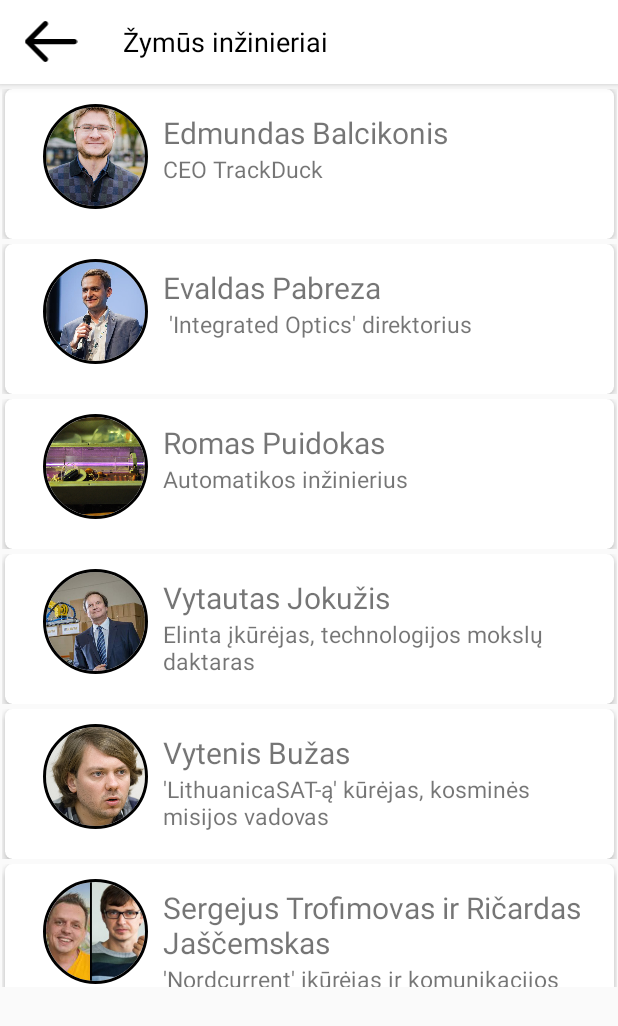
After one commit to benasmi/KoksAsIsradejas, an Android app: the EngineersActivity screen opened directly, with no data from a screen before it, on a phone screen of 412 x 824 dp. The commit adds this screen. Shown: the top 1026 px of the screen. Run offline under Robolectric (Android 15) with nearby library versions, the phone set to English and light mode, and no system bars; our stand-ins replace CircleImageView.

Commit message:
RecyclerView

```diff
--- a/app/build.gradle
+++ b/app/build.gradle
@@ -8,7 +8,7 @@ android {
     compileSdkVersion 28
     defaultConfig {
         applicationId "com.isradejas.mbproductions.koksairadjas"
-        minSdkVersion 15
+        minSdkVersion 21
         targetSdkVersion 28
         versionCode 1
         versionName "1.0"
@@ -24,9 +24,11 @@ android {
 
 dependencies {
     implementation fileTree(dir: 'libs', include: ['*.jar'])
-    implementation"org.jetbrains.kotlin:kotlin-stdlib-jdk7:$kotlin_version"
+    implementation "org.jetbrains.kotlin:kotlin-stdlib-jdk7:$kotlin_version"
     implementation 'com.android.support:appcompat-v7:28.0.0'
     implementation 'com.android.support:cardview-v7:28.0.0'
+    implementation 'de.hdodenhof:circleimageview:3.0.0'
+    implementation 'com.android.support:recyclerview-v7:28.0.0'
     implementation 'com.android.support.constraint:constraint-layout:1.1.3'
     testImplementation 'junit:junit:4.12'
     androidTestImplementation 'com.android.support.test:runner:1.0.2'
--- a/app/src/main/AndroidManifest.xml
+++ b/app/src/main/AndroidManifest.xml
@@ -16,6 +16,7 @@
                 <category android:name="android.intent.category.LAUNCHER" />
             </intent-filter>
         </activity>
+        <activity android:name=".EngineersActivity"></activity>
     </application>
 
 </manifest>
--- /dev/null
+++ b/app/src/main/java/com/isradejas/mbproductions/koksairadjas/Engineer.java
@@ -0,0 +1,15 @@
+package com.isradejas.mbproductions.koksairadjas;
+
+public class Engineer {
+
+    public String FullName;
+    public String About;
+    public int PhotoResource;
+
+    public Engineer(String name, String about, int photoResource){
+        FullName = name;
+        About = about;
+        PhotoResource = photoResource;
+    }
+
+}
--- /dev/null
+++ b/app/src/main/java/com/isradejas/mbproductions/koksairadjas/EngineersActivity.kt
@@ -0,0 +1,57 @@
+package com.isradejas.mbproductions.koksairadjas
+
+import android.support.v7.app.AppCompatActivity
+import android.os.Bundle
+import android.support.v7.widget.LinearLayoutManager
+import android.util.Log
+import kotlinx.android.synthetic.main.activity_engineers.img_back_arrow
+import kotlinx.android.synthetic.main.activity_engineers.engineers_recyclerview
+
+
+class EngineersActivity : AppCompatActivity() {
+
+    // Initializing an empty ArrayList to be filled with animals
+    val engineers: ArrayList<Engineer> = ArrayList()
+
+    override fun onCreate(savedInstanceState: Bundle?) {
+        super.onCreate(savedInstanceState)
+        setContentView(R.layout.activity_engineers)
+
+        img_back_arrow.setOnClickListener {
+            onBackPressed()
+        }
+
+        // Loads animals into the ArrayList
+        addEngineers()
+
+        // Creates a vertical Layout Manager
+        engineers_recyclerview.layoutManager = LinearLayoutManager(this)
+
+        // Access the RecyclerView Adapter and load the data into it
+        engineers_recyclerview.adapter = EngineersRecyclerView(engineers, this)
+
+    }
+
+
+    /*
+
+    ageView iw= (ImageView)findViewById(R.id.imageView1);
+int resID = getResources().getIdentifier(drawableName, "drawable",  getPackageName());
+iw.setImageResource(resID);
+     */
+
+
+        // Adds animals to the empty animals ArrayList
+        fun addEngineers() {
+            Log.i("TEST", packageName);
+            engineers.add(Engineer("Edmundas Balcikonis","CEO TrackDuck", R.drawable.edmundas_balcikonis))
+            engineers.add(Engineer("Evaldas Pabreza"," 'Integrated Optics' direktorius", R.drawable.evaldas_pabreza))
+            engineers.add(Engineer("Romas Puidokas","Automatikos inžinierius", R.drawable.romas_puidokas))
+            engineers.add(Engineer("Vytautas Jokužis","Elinta įkūrėjas, technologijos mokslų daktaras", R.drawable.vytautas_jokuzis))
+            engineers.add(Engineer("Vytenis Bužas","'LithuanicaSAT-ą' kūrėjas, kosminės misijos vadovas", R.drawable.vytenis_buzas))
+            engineers.add(Engineer("Sergejus Trofimovas ir Ričardas Jaščemskas","'Nordcurrent' įkūrėjas ir komunikacijos", R.drawable.sergejus_ricardas))
+
+
+        }
+
+}
--- /dev/null
+++ b/app/src/main/java/com/isradejas/mbproductions/koksairadjas/EngineersRecyclerView.kt
@@ -0,0 +1,33 @@
+package com.isradejas.mbproductions.koksairadjas
+
+import android.content.Context
+import android.support.v7.widget.RecyclerView
+import android.view.LayoutInflater
+import android.view.View
+import android.view.ViewGroup
+import kotlinx.android.synthetic.main.engineer.view.*;
+
+
+class EngineersRecyclerView(val items : ArrayList<Engineer>, val context: Context) : RecyclerView.Adapter<ViewHolder>() {
+
+    override fun onCreateViewHolder(p0: ViewGroup, p1: Int): ViewHolder {
+        return ViewHolder(LayoutInflater.from(context).inflate(R.layout.engineer,p0,false ))
+    }
+
+    override fun getItemCount(): Int {
+        return items.size;
+    }
+
+    override fun onBindViewHolder(holder: ViewHolder, position: Int) {
+        holder?.engineerPhoto?.setImageDrawable(context.resources.getDrawable(items.get(position).PhotoResource));
+        holder?.engineerName?.setText(items.get(position).FullName)
+        holder?.engineerDescription?.setText(items.get(position).About)
+    }
+}
+
+class ViewHolder (view: View) : RecyclerView.ViewHolder(view) {
+    // Holds the TextView that will add each animal to
+    val engineerPhoto = view.profile_image
+    val engineerName = view.engineer_name
+    val engineerDescription = view.enginer_description
+}
--- a/app/src/main/java/com/isradejas/mbproductions/koksairadjas/MainScreen.kt
+++ b/app/src/main/java/com/isradejas/mbproductions/koksairadjas/MainScreen.kt
@@ -1,14 +1,15 @@
 package com.isradejas.mbproductions.koksairadjas
 
+import android.content.Intent
 import android.support.v7.app.AppCompatActivity
 import android.os.Bundle
+import android.view.Window
 import android.view.animation.Animation
 import android.view.animation.AnimationUtils
 import kotlinx.android.synthetic.main.activity_main_screen.app_logo
 import kotlinx.android.synthetic.main.activity_main_screen.button_test
 import kotlinx.android.synthetic.main.activity_main_screen.button_podcasts
 import kotlinx.android.synthetic.main.activity_main_screen.imageView2
-import kotlinx.android.synthetic.main.activity_main_screen.quatation_layout
 import kotlinx.android.synthetic.main.activity_main_screen.img_quat
 import kotlinx.android.synthetic.main.activity_main_screen.txt_quat
 import kotlinx.android.synthetic.main.activity_main_screen.txt_quat_author
@@ -21,6 +22,10 @@ class MainScreen : AppCompatActivity() {
         setContentView(R.layout.activity_main_screen)
 
         startAnim()
+
+        button_podcasts.setOnClickListener{
+            startActivity(Intent(this, EngineersActivity::class.java))
+        }
     }
 
 
@@ -45,7 +50,5 @@ class MainScreen : AppCompatActivity() {
 
 
 
-
-
     }
 }
--- /dev/null
+++ b/app/src/main/res/drawable/ic_back.xml
@@ -0,0 +1,4 @@
+<vector android:height="24dp" android:viewportHeight="1000"
+    android:viewportWidth="1000" android:width="24dp" xmlns:android="http://schemas.android.com/apk/res/android">
+    <path android:fillColor="#FF000000" android:pathData="M943.1,451.9H176.5l254.4,-254.4c18.3,-18.3 18.3,-48.1 0,-66.4l-2.9,-2.9c-18.3,-18.3 -48.1,-18.3 -66.4,0L27.7,462.2C16.9,470.8 10,484 10,498.8v4.6c0,17.8 9.9,33.2 24.4,41.2l327.2,327.2c18.3,18.3 48.1,18.3 66.4,0l2.9,-2.9c18.3,-18.3 18.3,-48.1 0,-66.4L178.7,550.3h764.3c25.9,0 46.9,-21 46.9,-46.9v-4.6C990,472.9 969,451.9 943.1,451.9z"/>
+</vector>
--- /dev/null
+++ b/app/src/main/res/layout/activity_engineers.xml
@@ -0,0 +1,48 @@
+<?xml version="1.0" encoding="utf-8"?>
+<android.support.constraint.ConstraintLayout xmlns:android="http://schemas.android.com/apk/res/android"
+    xmlns:app="http://schemas.android.com/apk/res-auto"
+    xmlns:tools="http://schemas.android.com/tools"
+    android:layout_width="match_parent"
+    android:layout_height="match_parent"
+    tools:context=".EngineersActivity">
+
+    <android.support.v7.widget.Toolbar
+        android:id="@+id/history_toolbar"
+        android:layout_width="match_parent"
+        android:layout_height="?attr/actionBarSize"
+        android:background="#FFF"
+        android:elevation="4dp"
+        app:layout_constraintEnd_toEndOf="parent"
+        app:layout_constraintStart_toStartOf="parent"
+        app:layout_constraintTop_toTopOf="parent">
+
+        <ImageView
+            android:id="@+id/img_back_arrow"
+            android:layout_width="36dp"
+            android:layout_height="35dp"
+            android:layout_marginRight="30dp"
+            android:src="@drawable/ic_back" />
+
+
+        <TextView
+            android:id="@+id/toolbar_title_advanced"
+            android:layout_width="170dp"
+            android:layout_height="wrap_content"
+            android:layout_gravity="left"
+            android:gravity="left"
+            android:maxLines="1"
+            android:text="Žymūs inžinieriai"
+            android:textColor="#000"
+            android:textSize="18dp" />
+
+    </android.support.v7.widget.Toolbar>
+
+    <android.support.v7.widget.RecyclerView
+        android:layout_width="410dp"
+        android:layout_height="602dp"
+        android:id="@+id/engineers_recyclerview"
+        app:layout_constraintEnd_toEndOf="parent"
+        app:layout_constraintStart_toStartOf="parent"
+        app:layout_constraintTop_toBottomOf="@+id/history_toolbar"></android.support.v7.widget.RecyclerView>
+
+</android.support.constraint.ConstraintLayout>
--- /dev/null
+++ b/app/src/main/res/layout/engineer.xml
@@ -0,0 +1,63 @@
+<?xml version="1.0" encoding="utf-8"?>
+<android.support.constraint.ConstraintLayout xmlns:android="http://schemas.android.com/apk/res/android"
+    android:layout_width="match_parent"
+    android:layout_height="100dp"
+    android:layout_marginTop="3dp"
+    xmlns:card_view="http://schemas.android.com/apk/res-auto">
+
+    <android.support.v7.widget.CardView
+        android:layout_margin="2dp"
+        android:layout_width="match_parent"
+        android:layout_height="100dp"
+        android:id="@+id/button_podcasts"
+        card_view:cardElevation="4dp"
+        card_view:cardMaxElevation="6dp"
+        card_view:cardCornerRadius="5dp"
+        card_view:contentPadding="5dp"
+        card_view:cardBackgroundColor="#ffffff">
+
+    <LinearLayout
+        android:layout_width="match_parent"
+        android:orientation="horizontal"
+        android:layout_margin="10dp"
+        android:layout_gravity="center"
+        android:layout_height="100dp">
+
+        <de.hdodenhof.circleimageview.CircleImageView
+            xmlns:app="http://schemas.android.com/apk/res-auto"
+            android:id="@+id/profile_image"
+            android:layout_width="70dp"
+            android:layout_height="70dp"
+            android:src="@drawable/icon"
+            android:layout_margin="10dp"
+            app:civ_border_width="2dp"
+            app:civ_border_color="#FF000000"/>
+
+        <LinearLayout
+            android:layout_gravity="top"
+            android:layout_marginTop="15dp"
+            android:layout_width="wrap_content"
+            android:orientation="vertical"
+            android:layout_height="wrap_content">
+
+            <TextView
+                android:layout_width="wrap_content"
+                android:text="Romas Puidokas"
+                android:id="@+id/engineer_name"
+                android:textSize="20dp"
+                android:layout_height="wrap_content" />
+
+
+            <TextView
+                android:layout_width="wrap_content"
+                android:textSize="15dp"
+                android:text="Automatikos inžinierius"
+                android:id="@+id/enginer_description"
+                android:layout_height="wrap_content" />
+
+
+        </LinearLayout>
+
+    </LinearLayout>
+    </android.support.v7.widget.CardView>
+</android.support.constraint.ConstraintLayout>
--- a/app/src/main/res/values/styles.xml
+++ b/app/src/main/res/values/styles.xml
@@ -6,6 +6,7 @@
         <item name="colorPrimary">@color/colorPrimary</item>
         <item name="colorPrimaryDark">@color/colorPrimaryDark</item>
         <item name="colorAccent">@color/colorAccent</item>
+        <item name="android:statusBarColor">#FFFFFF</item>
     </style>
 
 </resources>
```
Also changed, not shown: app/src/main/res/drawable/edmundas_balcikonis.jpg (added), app/src/main/res/drawable/evaldas_pabreza.jpg (added), app/src/main/res/drawable/romas_puidokas.jpg (added), app/src/main/res/drawable/sergejus_ricardas.jpg (added), app/src/main/res/drawable/vytautas_jokuzis.jpg (added), app/src/main/res/drawable/vytenis_buzas.jpg (added).
